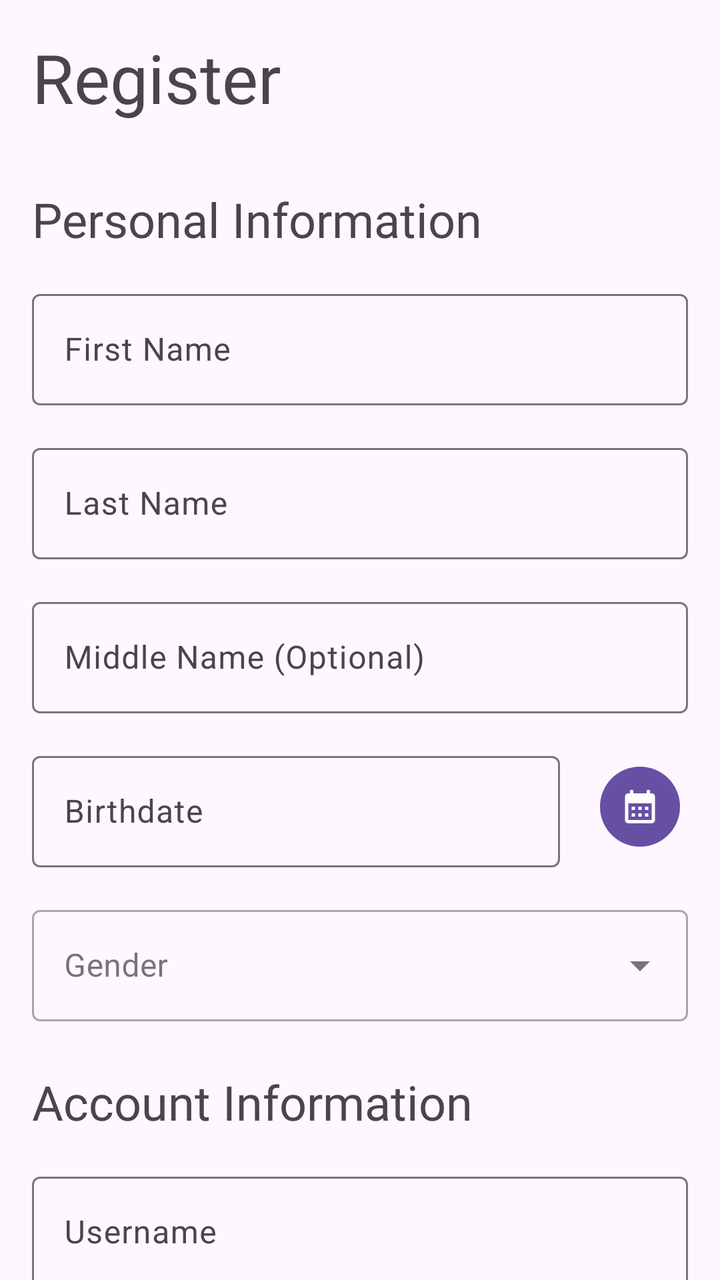
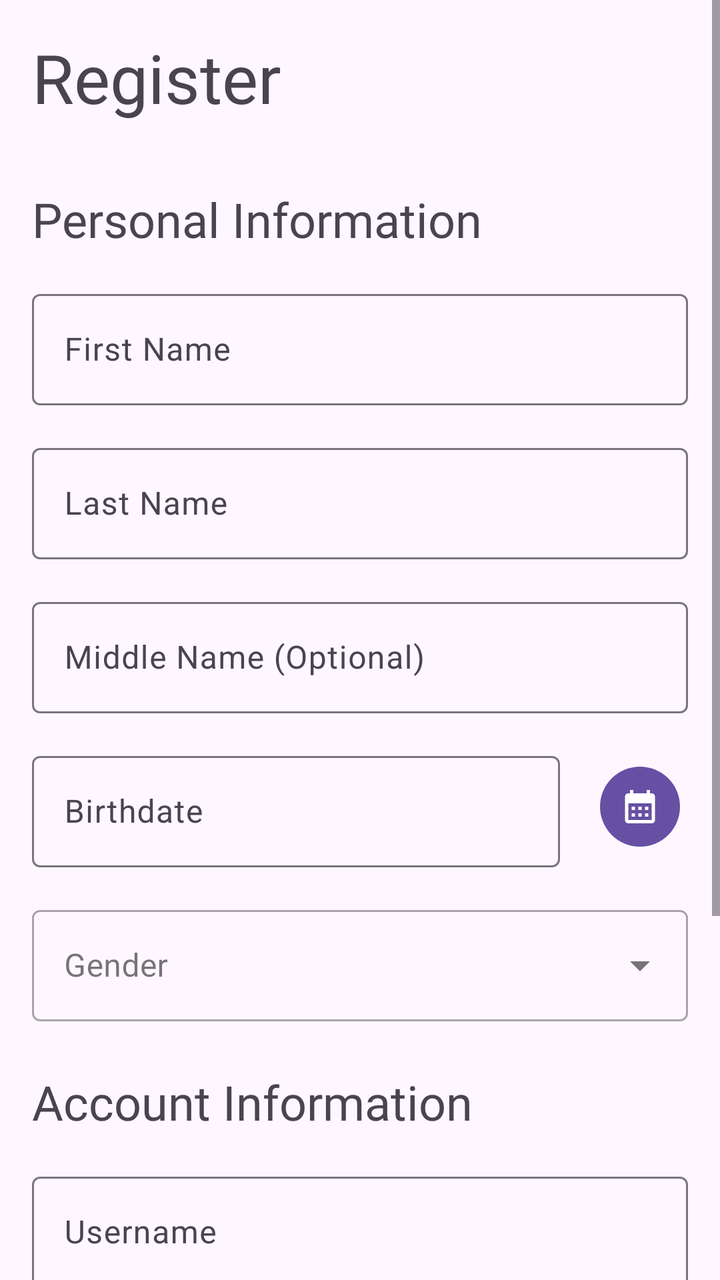

The first picture is an Android layout as it rendered before a commit; the second is the same layout after the commit. The layout source and the unified diff follow.
<!-- AndroidManifest.xml: application theme Theme.RmmcTourism -->
<!-- res/layout/activity_register.xml -->
<?xml version="1.0" encoding="utf-8"?>
<androidx.constraintlayout.widget.ConstraintLayout xmlns:android="http://schemas.android.com/apk/res/android"
    xmlns:app="http://schemas.android.com/apk/res-auto"
    xmlns:tools="http://schemas.android.com/tools"
    android:layout_width="match_parent"
    android:layout_height="match_parent"
    tools:context=".views.Register">

    <TextView
        android:id="@+id/textView4"
        android:layout_width="wrap_content"
        android:layout_height="wrap_content"
        android:layout_marginStart="16dp"
        android:layout_marginTop="16dp"
        android:fontFamily="@font/playfair_display_bold"
        android:text="Register"
        android:textSize="34sp"
        app:layout_constraintStart_toStartOf="parent"
        app:layout_constraintTop_toTopOf="parent" />

    <TextView
        android:id="@+id/textView8"
        android:layout_width="wrap_content"
        android:layout_height="wrap_content"
        android:layout_marginStart="16dp"
        android:layout_marginTop="32dp"
        android:fontFamily="@font/playfair_display"
        android:text="Personal Information"
        android:textSize="24sp"
        app:layout_constraintStart_toStartOf="parent"
        app:layout_constraintTop_toBottomOf="@+id/textView4" />

    <com.google.android.material.textfield.TextInputLayout
        android:id="@+id/til_reg_first_name"
        android:layout_width="0dp"
        android:layout_height="wrap_content"
        android:layout_marginStart="16dp"
        android:layout_marginTop="16dp"
        android:layout_marginEnd="16dp"
        app:layout_constraintEnd_toEndOf="parent"
        app:layout_constraintStart_toStartOf="parent"
        app:layout_constraintTop_toBottomOf="@+id/textView8">

        <com.google.android.material.textfield.TextInputEditText
            android:layout_width="match_parent"
            android:layout_height="wrap_content"
            android:hint="First Name" />
    </com.google.android.material.textfield.TextInputLayout>

    <com.google.android.material.textfield.TextInputLayout
        android:id="@+id/til_reg_last_name"
        android:layout_width="0dp"
        android:layout_height="wrap_content"
        android:layout_marginStart="16dp"
        android:layout_marginTop="16dp"
        android:layout_marginEnd="16dp"
        app:layout_constraintEnd_toEndOf="parent"
        app:layout_constraintStart_toStartOf="parent"
        app:layout_constraintTop_toBottomOf="@+id/til_reg_first_name">

        <com.google.android.material.textfield.TextInputEditText
            android:layout_width="match_parent"
            android:layout_height="wrap_content"
            android:hint="Last Name" />
    </com.google.android.material.textfield.TextInputLayout>

    <com.google.android.material.textfield.TextInputLayout
        android:id="@+id/til_reg_middle_name"
        android:layout_width="0dp"
        android:layout_height="wrap_content"
        android:layout_marginStart="16dp"
        android:layout_marginTop="16dp"
        android:layout_marginEnd="16dp"
        app:layout_constraintEnd_toEndOf="parent"
        app:layout_constraintStart_toStartOf="parent"
        app:layout_constraintTop_toBottomOf="@+id/til_reg_last_name">

        <com.google.android.material.textfield.TextInputEditText
            android:layout_width="match_parent"
            android:layout_height="wrap_content"
            android:hint="Middle Name (Optional)" />
    </com.google.android.material.textfield.TextInputLayout>

    <com.google.android.material.textfield.TextInputLayout
        android:id="@+id/til_reg_birthdate"
        android:layout_width="0dp"
        android:layout_height="wrap_content"
        android:layout_marginStart="16dp"
        android:layout_marginTop="16dp"
        android:layout_marginEnd="16dp"
        android:enabled="true"
        app:layout_constraintEnd_toStartOf="@+id/btn_select_birthdate"
        app:layout_constraintStart_toStartOf="parent"
        app:layout_constraintTop_toBottomOf="@+id/til_reg_middle_name">

        <com.google.android.material.textfield.TextInputEditText
            android:layout_width="match_parent"
            android:layout_height="wrap_content"
            android:hint="Birthdate" />
    </com.google.android.material.textfield.TextInputLayout>

    <Button
        android:id="@+id/btn_select_birthdate"
        style="@style/Widget.Material3.Button.IconButton.Filled"
        android:layout_width="wrap_content"
        android:layout_height="wrap_content"
        android:layout_marginEnd="16dp"
        android:contentDescription="Select date"
        app:icon="@drawable/ic_calendar"
        app:layout_constraintBottom_toBottomOf="@+id/til_reg_birthdate"
        app:layout_constraintEnd_toEndOf="parent"
        app:layout_constraintTop_toTopOf="@+id/til_reg_birthdate" />

    <com.google.android.material.textfield.TextInputLayout
        android:id="@+id/til_reg_gender"
        style="@style/Widget.MaterialComponents.TextInputLayout.OutlinedBox.ExposedDropdownMenu"
        android:layout_width="0dp"
        android:layout_height="wrap_content"
        android:layout_marginStart="16dp"
        android:layout_marginTop="16dp"
        android:layout_marginEnd="16dp"
        app:layout_constraintEnd_toEndOf="parent"
        app:layout_constraintStart_toStartOf="parent"
        app:layout_constraintTop_toBottomOf="@+id/til_reg_birthdate">

        <AutoCompleteTextView
            android:layout_width="match_parent"
            android:layout_height="wrap_content"
            android:contentDescription="Gender"
            android:hint="Gender"
            android:inputType="none" />
    </com.google.android.material.textfield.TextInputLayout>

    <TextView
        android:id="@+id/textView9"
        android:layout_width="wrap_content"
        android:layout_height="wrap_content"
        android:layout_marginStart="16dp"
        android:layout_marginTop="24dp"
        android:fontFamily="@font/playfair_display"
        android:text="Account Information"
        android:textSize="24sp"
        app:layout_constraintStart_toStartOf="parent"
        app:layout_constraintTop_toBottomOf="@+id/til_reg_gender" />

    <com.google.android.material.textfield.TextInputLayout
        android:id="@+id/til_reg_username"
        android:layout_width="0dp"
        android:layout_height="wrap_content"
        android:layout_marginStart="16dp"
        android:layout_marginTop="16dp"
        android:layout_marginEnd="16dp"
        app:layout_constraintEnd_toEndOf="parent"
        app:layout_constraintStart_toStartOf="parent"
        app:layout_constraintTop_toBottomOf="@+id/textView9">

        <com.google.android.material.textfield.TextInputEditText
            android:layout_width="match_parent"
            android:layout_height="wrap_content"
            android:hint="Username" />
    </com.google.android.material.textfield.TextInputLayout>

    <com.google.android.material.textfield.TextInputLayout
        android:id="@+id/til_reg_password"
        android:layout_width="0dp"
        android:layout_height="wrap_content"
        android:layout_marginStart="16dp"
        android:layout_marginTop="16dp"
        android:layout_marginEnd="16dp"
        app:layout_constraintEnd_toEndOf="parent"
        app:layout_constraintStart_toStartOf="parent"
        app:layout_constraintTop_toBottomOf="@+id/til_reg_username"
        app:passwordToggleEnabled="true">

        <com.google.android.material.textfield.TextInputEditText
            android:layout_width="match_parent"
            android:layout_height="wrap_content"
            android:hint="Password" />
    </com.google.android.material.textfield.TextInputLayout>

    <com.google.android.material.textfield.TextInputLayout
        android:id="@+id/til_reg_password_retype"
        android:layout_width="0dp"
        android:layout_height="wrap_content"
        android:layout_marginStart="16dp"
        android:layout_marginTop="16dp"
        android:layout_marginEnd="16dp"
        app:layout_constraintEnd_toEndOf="parent"
        app:layout_constraintStart_toStartOf="parent"
        app:layout_constraintTop_toBottomOf="@+id/til_reg_password"
        app:passwordToggleEnabled="true">

        <com.google.android.material.textfield.TextInputEditText
            android:layout_width="match_parent"
            android:layout_height="wrap_content"
            android:hint="Retype Password" />
    </com.google.android.material.textfield.TextInputLayout>

    <Button
        android:id="@+id/btn_reg_register"
        android:layout_width="0dp"
        android:layout_height="wrap_content"
        android:layout_marginStart="8dp"
        android:layout_marginTop="24dp"
        android:layout_marginEnd="16dp"
        android:layout_marginBottom="24dp"
        android:text="Register"
        app:layout_constraintBottom_toBottomOf="parent"
        app:layout_constraintEnd_toEndOf="parent"
        app:layout_constraintHorizontal_bias="0.5"
        app:layout_constraintStart_toEndOf="@+id/btn_reg_login"
        app:layout_constraintTop_toBottomOf="@+id/til_reg_password_retype"
        app:layout_constraintVertical_bias="0.0" />

    <Button
        android:id="@+id/btn_reg_login"
        style="@style/Widget.Material3.Button.TonalButton"
        android:layout_width="0dp"
        android:layout_height="wrap_content"
        android:layout_marginStart="16dp"
        android:layout_marginTop="24dp"
        android:layout_marginEnd="8dp"
        android:layout_marginBottom="24dp"
        android:text="Login instead"
        app:layout_constraintBottom_toBottomOf="parent"
        app:layout_constraintEnd_toStartOf="@+id/btn_reg_register"
        app:layout_constraintHorizontal_bias="0.5"
        app:layout_constraintHorizontal_chainStyle="packed"
        app:layout_constraintStart_toStartOf="parent"
        app:layout_constraintTop_toBottomOf="@+id/til_reg_password_retype"
        app:layout_constraintVertical_bias="0.0" />

</androidx.constraintlayout.widget.ConstraintLayout>
<!-- resources referenced by this layout -->
<resources>
  <!-- drawable ic_calendar (drawable) -->
  <vector android:height="24dp" android:tint="#000000"
      android:viewportHeight="24" android:viewportWidth="24"
      android:width="24dp" xmlns:android="http://schemas.android.com/apk/res/android">
      <path android:fillColor="@android:color/white" android:pathData="M19,4h-1V2h-2v2H8V2H6v2H5C3.89,4 3.01,4.9 3.01,6L3,20c0,1.1 0.89,2 2,2h14c1.1,0 2,-0.9 2,-2V6C21,4.9 20.1,4 19,4zM19,20H5V10h14V20zM9,14H7v-2h2V14zM13,14h-2v-2h2V14zM17,14h-2v-2h2V14zM9,18H7v-2h2V18zM13,18h-2v-2h2V18zM17,18h-2v-2h2V18z"/>
  </vector>
  <style name="Theme.RmmcTourism" parent="Base.Theme.RmmcTourism" />
  <style name="Base.Theme.RmmcTourism" parent="Theme.Material3.DayNight.NoActionBar">
          
          
      </style>
</resources>

<!-- the commit's change to res/layout/activity_register.xml (unified diff, before → after) -->
@@ -1,233 +1,240 @@
 <?xml version="1.0" encoding="utf-8"?>
-<androidx.constraintlayout.widget.ConstraintLayout xmlns:android="http://schemas.android.com/apk/res/android"
+<ScrollView xmlns:android="http://schemas.android.com/apk/res/android"
     xmlns:app="http://schemas.android.com/apk/res-auto"
     xmlns:tools="http://schemas.android.com/tools"
     android:layout_width="match_parent"
     android:layout_height="match_parent"
     tools:context=".views.Register">
 
-    <TextView
-        android:id="@+id/textView4"
-        android:layout_width="wrap_content"
-        android:layout_height="wrap_content"
-        android:layout_marginStart="16dp"
-        android:layout_marginTop="16dp"
-        android:fontFamily="@font/playfair_display_bold"
-        android:text="Register"
-        android:textSize="34sp"
-        app:layout_constraintStart_toStartOf="parent"
-        app:layout_constraintTop_toTopOf="parent" />
-
-    <TextView
-        android:id="@+id/textView8"
-        android:layout_width="wrap_content"
-        android:layout_height="wrap_content"
-        android:layout_marginStart="16dp"
-        android:layout_marginTop="32dp"
-        android:fontFamily="@font/playfair_display"
-        android:text="Personal Information"
-        android:textSize="24sp"
-        app:layout_constraintStart_toStartOf="parent"
-        app:layout_constraintTop_toBottomOf="@+id/textView4" />
-
-    <com.google.android.material.textfield.TextInputLayout
-        android:id="@+id/til_reg_first_name"
-        android:layout_width="0dp"
-        android:layout_height="wrap_content"
-        android:layout_marginStart="16dp"
-        android:layout_marginTop="16dp"
-        android:layout_marginEnd="16dp"
-        app:layout_constraintEnd_toEndOf="parent"
-        app:layout_constraintStart_toStartOf="parent"
-        app:layout_constraintTop_toBottomOf="@+id/textView8">
-
-        <com.google.android.material.textfield.TextInputEditText
-            android:layout_width="match_parent"
-            android:layout_height="wrap_content"
-            android:hint="First Name" />
-    </com.google.android.material.textfield.TextInputLayout>
-
-    <com.google.android.material.textfield.TextInputLayout
-        android:id="@+id/til_reg_last_name"
-        android:layout_width="0dp"
-        android:layout_height="wrap_content"
-        android:layout_marginStart="16dp"
-        android:layout_marginTop="16dp"
-        android:layout_marginEnd="16dp"
-        app:layout_constraintEnd_toEndOf="parent"
-        app:layout_constraintStart_toStartOf="parent"
-        app:layout_constraintTop_toBottomOf="@+id/til_reg_first_name">
-
-        <com.google.android.material.textfield.TextInputEditText
-            android:layout_width="match_parent"
-            android:layout_height="wrap_content"
-            android:hint="Last Name" />
-    </com.google.android.material.textfield.TextInputLayout>
-
-    <com.google.android.material.textfield.TextInputLayout
-        android:id="@+id/til_reg_middle_name"
-        android:layout_width="0dp"
-        android:layout_height="wrap_content"
-        android:layout_marginStart="16dp"
-        android:layout_marginTop="16dp"
-        android:layout_marginEnd="16dp"
-        app:layout_constraintEnd_toEndOf="parent"
-        app:layout_constraintStart_toStartOf="parent"
-        app:layout_constraintTop_toBottomOf="@+id/til_reg_last_name">
-
-        <com.google.android.material.textfield.TextInputEditText
-            android:layout_width="match_parent"
-            android:layout_height="wrap_content"
-            android:hint="Middle Name (Optional)" />
-    </com.google.android.material.textfield.TextInputLayout>
-
-    <com.google.android.material.textfield.TextInputLayout
-        android:id="@+id/til_reg_birthdate"
-        android:layout_width="0dp"
-        android:layout_height="wrap_content"
-        android:layout_marginStart="16dp"
-        android:layout_marginTop="16dp"
-        android:layout_marginEnd="16dp"
-        android:enabled="true"
-        app:layout_constraintEnd_toStartOf="@+id/btn_select_birthdate"
-        app:layout_constraintStart_toStartOf="parent"
-        app:layout_constraintTop_toBottomOf="@+id/til_reg_middle_name">
-
-        <com.google.android.material.textfield.TextInputEditText
-            android:layout_width="match_parent"
-            android:layout_height="wrap_content"
-            android:hint="Birthdate" />
-    </com.google.android.material.textfield.TextInputLayout>
-
-    <Button
-        android:id="@+id/btn_select_birthdate"
-        style="@style/Widget.Material3.Button.IconButton.Filled"
-        android:layout_width="wrap_content"
-        android:layout_height="wrap_content"
-        android:layout_marginEnd="16dp"
-        android:contentDescription="Select date"
-        app:icon="@drawable/ic_calendar"
-        app:layout_constraintBottom_toBottomOf="@+id/til_reg_birthdate"
-        app:layout_constraintEnd_toEndOf="parent"
-        app:layout_constraintTop_toTopOf="@+id/til_reg_birthdate" />
-
-    <com.google.android.material.textfield.TextInputLayout
-        android:id="@+id/til_reg_gender"
-        style="@style/Widget.MaterialComponents.TextInputLayout.OutlinedBox.ExposedDropdownMenu"
-        android:layout_width="0dp"
-        android:layout_height="wrap_content"
-        android:layout_marginStart="16dp"
-        android:layout_marginTop="16dp"
-        android:layout_marginEnd="16dp"
-        app:layout_constraintEnd_toEndOf="parent"
-        app:layout_constraintStart_toStartOf="parent"
-        app:layout_constraintTop_toBottomOf="@+id/til_reg_birthdate">
-
-        <AutoCompleteTextView
-            android:layout_width="match_parent"
-            android:layout_height="wrap_content"
-            android:contentDescription="Gender"
-            android:hint="Gender"
-            android:inputType="none" />
-    </com.google.android.material.textfield.TextInputLayout>
-
-    <TextView
-        android:id="@+id/textView9"
-        android:layout_width="wrap_content"
-        android:layout_height="wrap_content"
-        android:layout_marginStart="16dp"
-        android:layout_marginTop="24dp"
-        android:fontFamily="@font/playfair_display"
-        android:text="Account Information"
-        android:textSize="24sp"
-        app:layout_constraintStart_toStartOf="parent"
-        app:layout_constraintTop_toBottomOf="@+id/til_reg_gender" />
-
-    <com.google.android.material.textfield.TextInputLayout
-        android:id="@+id/til_reg_username"
-        android:layout_width="0dp"
-        android:layout_height="wrap_content"
-        android:layout_marginStart="16dp"
-        android:layout_marginTop="16dp"
-        android:layout_marginEnd="16dp"
-        app:layout_constraintEnd_toEndOf="parent"
-        app:layout_constraintStart_toStartOf="parent"
-        app:layout_constraintTop_toBottomOf="@+id/textView9">
-
-        <com.google.android.material.textfield.TextInputEditText
-            android:layout_width="match_parent"
-            android:layout_height="wrap_content"
-            android:hint="Username" />
-    </com.google.android.material.textfield.TextInputLayout>
-
-    <com.google.android.material.textfield.TextInputLayout
-        android:id="@+id/til_reg_password"
-        android:layout_width="0dp"
-        android:layout_height="wrap_content"
-        android:layout_marginStart="16dp"
-        android:layout_marginTop="16dp"
-        android:layout_marginEnd="16dp"
-        app:layout_constraintEnd_toEndOf="parent"
-        app:layout_constraintStart_toStartOf="parent"
-        app:layout_constraintTop_toBottomOf="@+id/til_reg_username"
-        app:passwordToggleEnabled="true">
-
-        <com.google.android.material.textfield.TextInputEditText
-            android:layout_width="match_parent"
-            android:layout_height="wrap_content"
-            android:hint="Password" />
-    </com.google.android.material.textfield.TextInputLayout>
-
-    <com.google.android.material.textfield.TextInputLayout
-        android:id="@+id/til_reg_password_retype"
-        android:layout_width="0dp"
-        android:layout_height="wrap_content"
-        android:layout_marginStart="16dp"
-        android:layout_marginTop="16dp"
-        android:layout_marginEnd="16dp"
-        app:layout_constraintEnd_toEndOf="parent"
-        app:layout_constraintStart_toStartOf="parent"
-        app:layout_constraintTop_toBottomOf="@+id/til_reg_password"
-        app:passwordToggleEnabled="true">
-
-        <com.google.android.material.textfield.TextInputEditText
-            android:layout_width="match_parent"
-            android:layout_height="wrap_content"
-            android:hint="Retype Password" />
-    </com.google.android.material.textfield.TextInputLayout>
-
-    <Button
-        android:id="@+id/btn_reg_register"
-        android:layout_width="0dp"
-        android:layout_height="wrap_content"
-        android:layout_marginStart="8dp"
-        android:layout_marginTop="24dp"
-        android:layout_marginEnd="16dp"
-        android:layout_marginBottom="24dp"
-        android:text="Register"
-        app:layout_constraintBottom_toBottomOf="parent"
-        app:layout_constraintEnd_toEndOf="parent"
-        app:layout_constraintHorizontal_bias="0.5"
-        app:layout_constraintStart_toEndOf="@+id/btn_reg_login"
-        app:layout_constraintTop_toBottomOf="@+id/til_reg_password_retype"
-        app:layout_constraintVertical_bias="0.0" />
-
-    <Button
-        android:id="@+id/btn_reg_login"
-        style="@style/Widget.Material3.Button.TonalButton"
-        android:layout_width="0dp"
-        android:layout_height="wrap_content"
-        android:layout_marginStart="16dp"
-        android:layout_marginTop="24dp"
-        android:layout_marginEnd="8dp"
-        android:layout_marginBottom="24dp"
-        android:text="Login instead"
-        app:layout_constraintBottom_toBottomOf="parent"
-        app:layout_constraintEnd_toStartOf="@+id/btn_reg_register"
-        app:layout_constraintHorizontal_bias="0.5"
-        app:layout_constraintHorizontal_chainStyle="packed"
-        app:layout_constraintStart_toStartOf="parent"
-        app:layout_constraintTop_toBottomOf="@+id/til_reg_password_retype"
-        app:layout_constraintVertical_bias="0.0" />
-
-</androidx.constraintlayout.widget.ConstraintLayout>
+    <androidx.constraintlayout.widget.ConstraintLayout
+        android:layout_width="match_parent"
+        android:layout_height="match_parent">
+
+        <TextView
+            android:id="@+id/textView4"
+            android:layout_width="wrap_content"
+            android:layout_height="wrap_content"
+            android:layout_marginStart="16dp"
+            android:layout_marginTop="16dp"
+            android:fontFamily="@font/playfair_display_bold"
+            android:text="Register"
+            android:textSize="34sp"
+            app:layout_constraintStart_toStartOf="parent"
+            app:layout_constraintTop_toTopOf="parent" />
+
+        <TextView
+            android:id="@+id/textView8"
+            android:layout_width="wrap_content"
+            android:layout_height="wrap_content"
+            android:layout_marginStart="16dp"
+            android:layout_marginTop="32dp"
+            android:fontFamily="@font/playfair_display"
+            android:text="Personal Information"
+            android:textSize="24sp"
+            app:layout_constraintStart_toStartOf="parent"
+            app:layout_constraintTop_toBottomOf="@+id/textView4" />
+
+        <com.google.android.material.textfield.TextInputLayout
+            android:id="@+id/til_reg_first_name"
+            android:layout_width="0dp"
+            android:layout_height="wrap_content"
+            android:layout_marginStart="16dp"
+            android:layout_marginTop="16dp"
+            android:layout_marginEnd="16dp"
+            app:layout_constraintEnd_toEndOf="parent"
+            app:layout_constraintStart_toStartOf="parent"
+            app:layout_constraintTop_toBottomOf="@+id/textView8">
+
+            <com.google.android.material.textfield.TextInputEditText
+                android:layout_width="match_parent"
+                android:layout_height="wrap_content"
+                android:hint="First Name" />
+        </com.google.android.material.textfield.TextInputLayout>
+
+        <com.google.android.material.textfield.TextInputLayout
+            android:id="@+id/til_reg_last_name"
+            android:layout_width="0dp"
+            android:layout_height="wrap_content"
+            android:layout_marginStart="16dp"
+            android:layout_marginTop="16dp"
+            android:layout_marginEnd="16dp"
+            app:layout_constraintEnd_toEndOf="parent"
+            app:layout_constraintStart_toStartOf="parent"
+            app:layout_constraintTop_toBottomOf="@+id/til_reg_first_name">
+
+            <com.google.android.material.textfield.TextInputEditText
+                android:layout_width="match_parent"
+                android:layout_height="wrap_content"
+                android:hint="Last Name" />
+        </com.google.android.material.textfield.TextInputLayout>
+
+        <com.google.android.material.textfield.TextInputLayout
+            android:id="@+id/til_reg_middle_name"
+            android:layout_width="0dp"
+            android:layout_height="wrap_content"
+            android:layout_marginStart="16dp"
+            android:layout_marginTop="16dp"
+            android:layout_marginEnd="16dp"
+            app:layout_constraintEnd_toEndOf="parent"
+            app:layout_constraintStart_toStartOf="parent"
+            app:layout_constraintTop_toBottomOf="@+id/til_reg_last_name">
+
+            <com.google.android.material.textfield.TextInputEditText
+                android:layout_width="match_parent"
+                android:layout_height="wrap_content"
+                android:hint="Middle Name (Optional)" />
+        </com.google.android.material.textfield.TextInputLayout>
+
+        <com.google.android.material.textfield.TextInputLayout
+            android:id="@+id/til_reg_birthdate"
+            android:layout_width="0dp"
+            android:layout_height="wrap_content"
+            android:layout_marginStart="16dp"
+            android:layout_marginTop="16dp"
+            android:layout_marginEnd="16dp"
+            android:enabled="true"
+            app:layout_constraintEnd_toStartOf="@+id/btn_select_birthdate"
+            app:layout_constraintStart_toStartOf="parent"
+            app:layout_constraintTop_toBottomOf="@+id/til_reg_middle_name">
+
+            <com.google.android.material.textfield.TextInputEditText
+                android:layout_width="match_parent"
+                android:layout_height="wrap_content"
+                android:hint="Birthdate" />
+        </com.google.android.material.textfield.TextInputLayout>
+
+        <Button
+            android:id="@+id/btn_select_birthdate"
+            style="@style/Widget.Material3.Button.IconButton.Filled"
+            android:layout_width="wrap_content"
+            android:layout_height="wrap_content"
+            android:layout_marginEnd="16dp"
+            android:contentDescription="Select date"
+            app:icon="@drawable/ic_calendar"
+            app:layout_constraintBottom_toBottomOf="@+id/til_reg_birthdate"
+            app:layout_constraintEnd_toEndOf="parent"
+            app:layout_constraintTop_toTopOf="@+id/til_reg_birthdate" />
+
+        <com.google.android.material.textfield.TextInputLayout
+            android:id="@+id/til_reg_gender"
+            style="@style/Widget.MaterialComponents.TextInputLayout.OutlinedBox.ExposedDropdownMenu"
+            android:layout_width="0dp"
+            android:layout_height="wrap_content"
+            android:layout_marginStart="16dp"
+            android:layout_marginTop="16dp"
+            android:layout_marginEnd="16dp"
+            app:layout_constraintEnd_toEndOf="parent"
+            app:layout_constraintStart_toStartOf="parent"
+            app:layout_constraintTop_toBottomOf="@+id/til_reg_birthdate">
+
+            <AutoCompleteTextView
+                android:layout_width="match_parent"
+                android:layout_height="wrap_content"
+                android:contentDescription="Gender"
+                android:hint="Gender"
+                android:inputType="none" />
+        </com.google.android.material.textfield.TextInputLayout>
+
+        <TextView
+            android:id="@+id/textView9"
+            android:layout_width="wrap_content"
+            android:layout_height="wrap_content"
+            android:layout_marginStart="16dp"
+            android:layout_marginTop="24dp"
+            android:fontFamily="@font/playfair_display"
+            android:text="Account Information"
+            android:textSize="24sp"
+            app:layout_constraintStart_toStartOf="parent"
+            app:layout_constraintTop_toBottomOf="@+id/til_reg_gender" />
+
+        <com.google.android.material.textfield.TextInputLayout
+            android:id="@+id/til_reg_username"
+            android:layout_width="0dp"
+            android:layout_height="wrap_content"
+            android:layout_marginStart="16dp"
+            android:layout_marginTop="16dp"
+            android:layout_marginEnd="16dp"
+            app:layout_constraintEnd_toEndOf="parent"
+            app:layout_constraintStart_toStartOf="parent"
+            app:layout_constraintTop_toBottomOf="@+id/textView9">
+
+            <com.google.android.material.textfield.TextInputEditText
+                android:layout_width="match_parent"
+                android:layout_height="wrap_content"
+                android:hint="Username" />
+        </com.google.android.material.textfield.TextInputLayout>
+
+        <com.google.android.material.textfield.TextInputLayout
+            android:id="@+id/til_reg_password"
+            android:layout_width="0dp"
+            android:layout_height="wrap_content"
+            android:layout_marginStart="16dp"
+            android:layout_marginTop="16dp"
+            android:layout_marginEnd="16dp"
+            app:layout_constraintEnd_toEndOf="parent"
+            app:layout_constraintStart_toStartOf="parent"
+            app:layout_constraintTop_toBottomOf="@+id/til_reg_username"
+            app:passwordToggleEnabled="true">
+
+            <com.google.android.material.textfield.TextInputEditText
+                android:layout_width="match_parent"
+                android:layout_height="wrap_content"
+                android:hint="Password" />
+        </com.google.android.material.textfield.TextInputLayout>
+
+        <com.google.android.material.textfield.TextInputLayout
+            android:id="@+id/til_reg_password_retype"
+            android:layout_width="0dp"
+            android:layout_height="wrap_content"
+            android:layout_marginStart="16dp"
+            android:layout_marginTop="16dp"
+            android:layout_marginEnd="16dp"
+            app:layout_constraintEnd_toEndOf="parent"
+            app:layout_constraintStart_toStartOf="parent"
+            app:layout_constraintTop_toBottomOf="@+id/til_reg_password"
+            app:passwordToggleEnabled="true">
+
+            <com.google.android.material.textfield.TextInputEditText
+                android:layout_width="match_parent"
+                android:layout_height="wrap_content"
+                android:hint="Retype Password" />
+        </com.google.android.material.textfield.TextInputLayout>
+
+        <Button
+            android:id="@+id/btn_reg_register"
+            android:layout_width="0dp"
+            android:layout_height="wrap_content"
+            android:layout_marginStart="8dp"
+            android:layout_marginTop="24dp"
+            android:layout_marginEnd="16dp"
+            android:layout_marginBottom="24dp"
+            android:text="Register"
+            app:layout_constraintBottom_toBottomOf="parent"
+            app:layout_constraintEnd_toEndOf="parent"
+            app:layout_constraintHorizontal_bias="0.5"
+            app:layout_constraintStart_toEndOf="@+id/btn_reg_login"
+            app:layout_constraintTop_toBottomOf="@+id/til_reg_password_retype"
+            app:layout_constraintVertical_bias="0.0" />
+
+        <Button
+            android:id="@+id/btn_reg_login"
+            style="@style/Widget.Material3.Button.TonalButton"
+            android:layout_width="0dp"
+            android:layout_height="wrap_content"
+            android:layout_marginStart="16dp"
+            android:layout_marginTop="24dp"
+            android:layout_marginEnd="8dp"
+            android:layout_marginBottom="24dp"
+            android:text="Login instead"
+            app:layout_constraintBottom_toBottomOf="parent"
+            app:layout_constraintEnd_toStartOf="@+id/btn_reg_register"
+            app:layout_constraintHorizontal_bias="0.5"
+            app:layout_constraintHorizontal_chainStyle="packed"
+            app:layout_constraintStart_toStartOf="parent"
+            app:layout_constraintTop_toBottomOf="@+id/til_reg_password_retype"
+            app:layout_constraintVertical_bias="0.0" />
+
+    </androidx.constraintlayout.widget.ConstraintLayout>
+
+
+</ScrollView>
